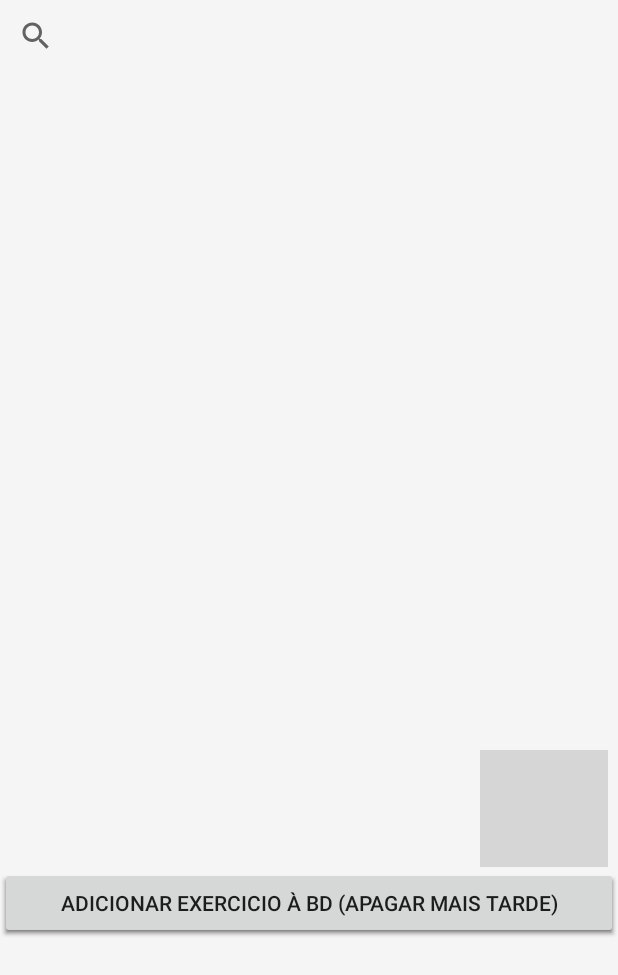
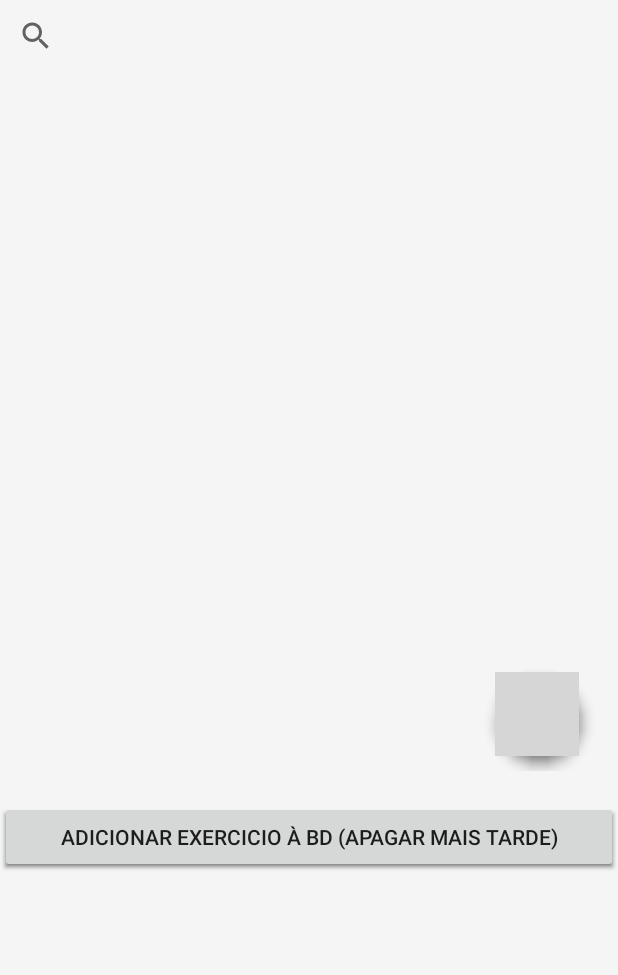
Before and after one commit to jppsilva10/CM_projeto, an Android app: the layout fragment_workout_list.xml on its own in the app's theme, with its tools: preview values and no code run, on a phone screen of 412 x 824 dp. Shown: the top 975 px of the screen. Run offline under Robolectric (Android 15) with nearby library versions, the phone set to English and light mode, and no system bars; grey boxes are pictures that could not be loaded.

Commit message:
workout page

```diff
--- a/FitnessAdvisor/app/src/main/java/com/example/fitnessadvisor/MainActivity.java
+++ b/FitnessAdvisor/app/src/main/java/com/example/fitnessadvisor/MainActivity.java
@@ -39,6 +39,12 @@ public class MainActivity extends AppCompatActivity implements BottomNavigationV
         navView.setOnNavigationItemSelectedListener(this);
         navView.setSelectedItemId(R.id.navigation_account);
 
+        /*
+        db = Room.databaseBuilder(getApplicationContext(), AppDatabase.class, "MyDatabase")
+                .createFromAsset("database/myapp.db")
+                .build();
+         */
+
         db = Room.databaseBuilder(getApplicationContext(),
                 AppDatabase.class, "MyDatabase").fallbackToDestructiveMigration().build();
 
--- a/FitnessAdvisor/app/src/main/res/layout/fragment_workout_list.xml
+++ b/FitnessAdvisor/app/src/main/res/layout/fragment_workout_list.xml
@@ -10,33 +10,46 @@
     <LinearLayout
         android:layout_width="match_parent"
         android:layout_height="match_parent"
-        android:orientation="vertical">
+        android:orientation="vertical"
+        android:paddingBottom="?android:attr/actionBarSize">
 
         <SearchView
             android:layout_width="match_parent"
             android:layout_height="wrap_content" />
 
-        <ListView
-            android:id="@+id/workout_list"
-            android:layout_width="342dp"
-            android:layout_height="422dp"
-            android:layout_marginTop="30dp"
-            android:layout_gravity="center"
-            android:divider="@android:color/transparent"
-            android:dividerHeight="15.0sp" />
+        <RelativeLayout
+            android:layout_width="wrap_content"
+            android:layout_height="wrap_content"
+            android:clipToPadding="false">
 
-        <ImageButton
-            android:id="@+id/add_button"
-            android:layout_width="85dp"
-            android:layout_height="78dp"
-            android:layout_marginLeft="320dp"
-            android:background="@drawable/add_button"
-            android:gravity="center" />
+            <com.google.android.material.floatingactionbutton.FloatingActionButton
+                android:id="@+id/add_button"
+                android:layout_width="125dp"
+                android:layout_height="91dp"
+                android:layout_marginLeft="330dp"
+                android:layout_marginTop="400dp"
+                android:layout_marginBottom="10dp"
+                android:clickable="true"
+                android:src="@drawable/ic_add"
+                app:backgroundTint="#65E8A9"/>
+
+            <ListView
+                android:id="@+id/workout_list"
+                android:layout_width="wrap_content"
+                android:layout_height="422dp"
+                android:paddingRight="20dp"
+                android:paddingLeft="20dp"
+                android:layout_gravity="center"
+                android:layout_marginTop="30dp"
+                android:divider="@android:color/transparent"
+                android:dividerHeight="15.0sp" />
+        </RelativeLayout>
 
         <Button
             android:id="@+id/add_exercise"
             android:layout_width="match_parent"
             android:layout_height="wrap_content"
+            android:layout_marginTop="20dp"
             android:text="Adicionar exercicio à BD (Apagar mais tarde)" />
 
 
--- a/FitnessAdvisor/app/src/main/res/layout/list_item.xml
+++ b/FitnessAdvisor/app/src/main/res/layout/list_item.xml
@@ -9,8 +9,11 @@
         android:layout_width="342dp"
         android:layout_height="wrap_content"
         android:layout_gravity="center"
-        android:background="#ccf4e4"
+        android:background="@drawable/list_item"
         android:drawableEnd="@drawable/ic_baseline_keyboard_arrow_right_24"
         android:padding="10dp"
+        android:elevation="6dp"
+        android:layout_marginTop="5dp"
+        android:layout_marginBottom="5dp"
         android:textColor="@color/black" />
 </LinearLayout>
```
Also changed, not shown: FitnessAdvisor/app/src/debug/res/drawable-anydpi/ic_add.xml (added, +16 -0 lines), FitnessAdvisor/app/src/main/res/drawable/add_button.xml (added, +16 -0 lines), FitnessAdvisor/app/src/main/res/drawable/list_item.xml (added, +11 -0 lines), FitnessAdvisor/app/src/debug/res/drawable-hdpi/ic_add.png (added), FitnessAdvisor/app/src/debug/res/drawable-mdpi/ic_add.png (added), FitnessAdvisor/app/src/debug/res/drawable-xhdpi/ic_add.png (added), FitnessAdvisor/app/src/debug/res/drawable-xxhdpi/ic_add.png (added), FitnessAdvisor/app/src/debug/res/drawable-xxxhdpi/add_button.png (deleted).
